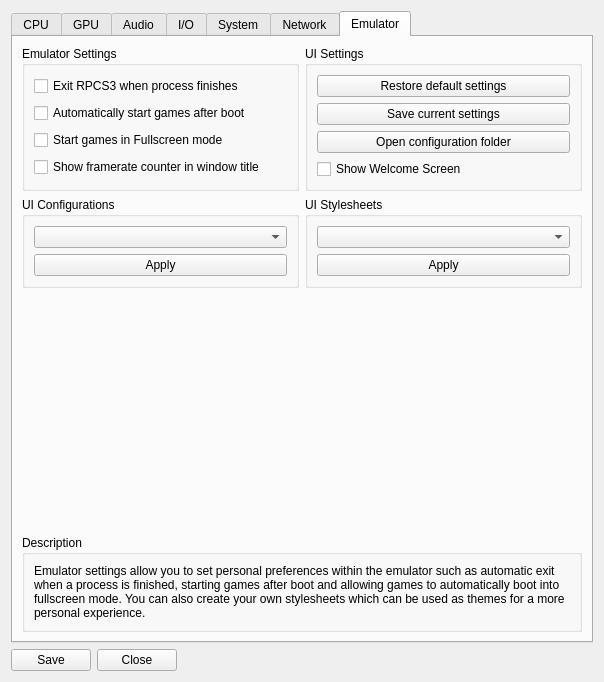
Before: the Qt Designer form rpcs3/rpcs3qt/settings_dialog.ui in RPCS3/rpcs3, drawn with Qt 5.
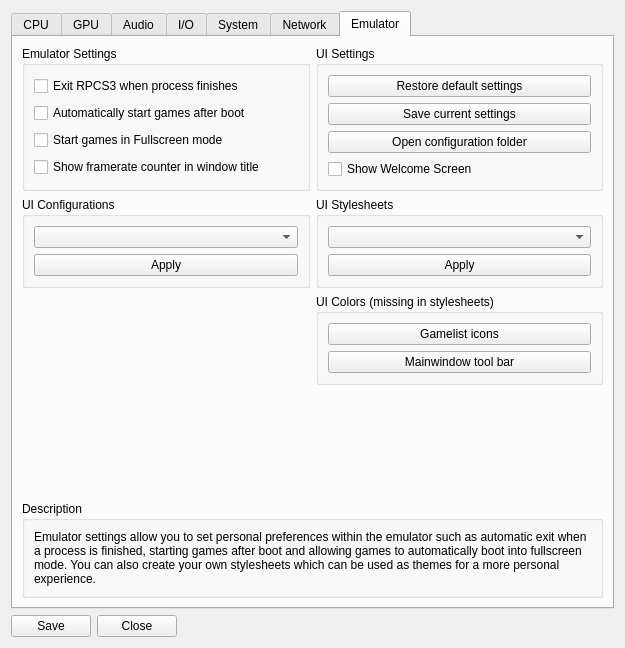
After: the same form once the commit is applied. The open tabs and pages were chosen to show the change. Icons and pictures are not drawn.

Patch:
```diff
--- a/rpcs3/rpcs3qt/settings_dialog.ui
+++ b/rpcs3/rpcs3qt/settings_dialog.ui
@@ -6,8 +6,8 @@
    <rect>
     <x>0</x>
     <y>0</y>
-    <width>604</width>
-    <height>682</height>
+    <width>550</width>
+    <height>604</height>
    </rect>
   </property>
   <property name="sizePolicy">
@@ -30,7 +30,7 @@
       <bool>true</bool>
      </property>
      <property name="sizePolicy">
-      <sizepolicy hsizetype="Preferred" vsizetype="Preferred">
+      <sizepolicy hsizetype="MinimumExpanding" vsizetype="MinimumExpanding">
        <horstretch>0</horstretch>
        <verstretch>0</verstretch>
       </sizepolicy>
@@ -1117,13 +1117,46 @@
         </layout>
        </item>
        <item>
-        <spacer name="verticalSpacer_10">
+        <layout class="QHBoxLayout" name="horizontalLayout_19">
+         <item>
+          <widget class="QWidget" name="widget_6" native="true"/>
+         </item>
+         <item>
+          <widget class="QGroupBox" name="groupBox_2">
+           <property name="title">
+            <string>UI Colors (missing in stylesheets)</string>
+           </property>
+           <layout class="QVBoxLayout" name="verticalLayout_13">
+            <item>
+             <widget class="QPushButton" name="pb_icon_color">
+              <property name="text">
+               <string>Gamelist icons</string>
+              </property>
+             </widget>
+            </item>
+            <item>
+             <widget class="QPushButton" name="pb_tool_bar_color">
+              <property name="text">
+               <string>Mainwindow tool bar</string>
+              </property>
+             </widget>
+            </item>
+           </layout>
+          </widget>
+         </item>
+        </layout>
+       </item>
+       <item>
+        <spacer name="verticalSpacer_4">
          <property name="orientation">
           <enum>Qt::Vertical</enum>
          </property>
+         <property name="sizeType">
+          <enum>QSizePolicy::MinimumExpanding</enum>
+         </property>
          <property name="sizeHint" stdset="0">
           <size>
-           <width>0</width>
+           <width>20</width>
            <height>0</height>
           </size>
          </property>
```
Left out of the diff: 22 changed lines with no effect on the pictures.
